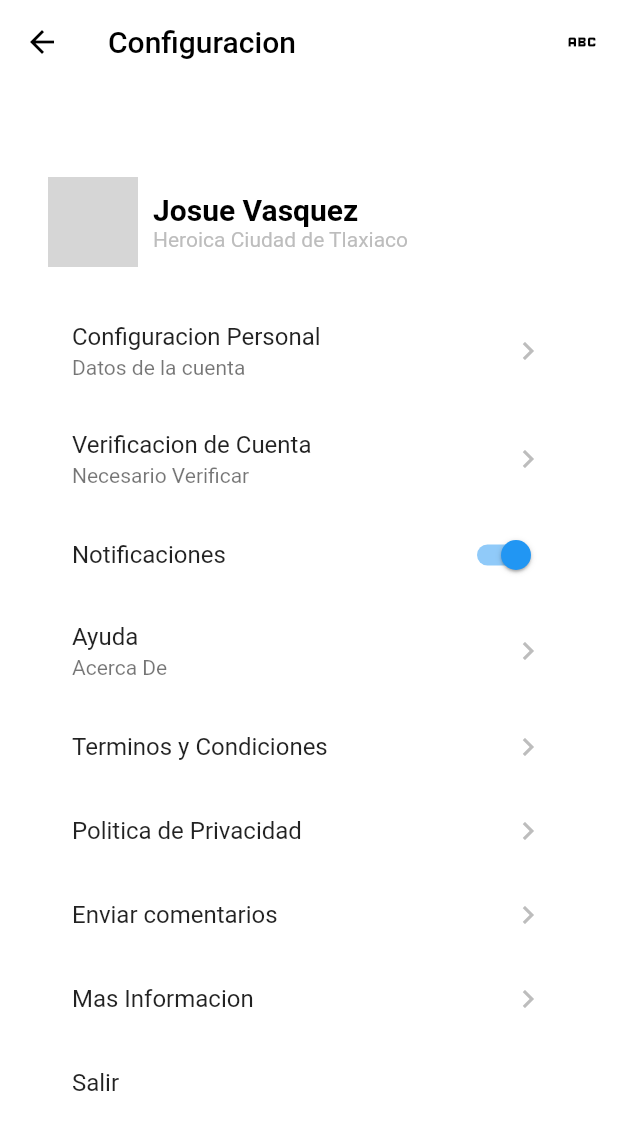
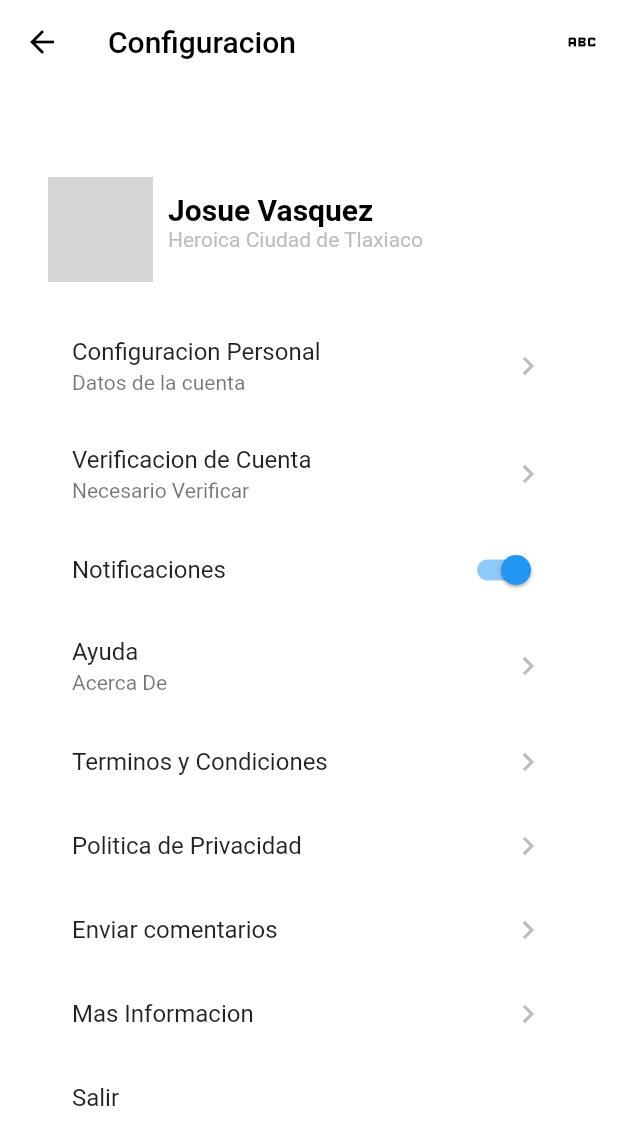
Before and after one commit to ximball/ximball_app, a Flutter app: the SettingPages screen opened directly, on a phone screen of 412 x 824 dp. Shown: the top 1145 px of the screen. Run offline on Flutter 3.47's test engine with Material 2 defaults, Android fonts, the phone set to English and light mode, and no system bars; network calls fail; grey boxes are pictures that could not be loaded.

Commit message:
update icono y pagina configuracion

```diff
--- a/lib/pages/home/settings_page.dart
+++ b/lib/pages/home/settings_page.dart
@@ -1,4 +1,4 @@
-// ignore_for_file: prefer_const_constructors, duplicate_ignore, must_be_immutable
+// ignore_for_file: prefer_const_constructors, duplicate_ignore, must_be_immutable, deprecated_member_use
 
 import 'package:flutter/material.dart';
 
@@ -64,10 +64,10 @@ class _SettingPagesState extends State<SettingPages> {
                 Row(
                   children: <Widget>[
                     Container(
-                      width: 60,
-                      height: 60,
+                      width: 70,
+                      height: 70,
                       decoration: BoxDecoration(
-                        color: Colors.white,
+                        color: Color.fromARGB(255, 63, 63, 63),
                         shape: BoxShape.circle,
                         image: DecorationImage(
                           image: NetworkImage(
@@ -76,12 +76,13 @@ class _SettingPagesState extends State<SettingPages> {
                           fit: BoxFit.cover,
                         ),
                         border: Border.all(
-                          color: Colors.white,
+                          color: Color.fromARGB(255, 2, 2, 2),
                           width: 2.0,
                         ),
                       ),
                     ),
                     const SizedBox(width: 10.0),
+                    SizedBox(height: 20.0),
                     Expanded(
                       child: Column(
                         crossAxisAlignment: CrossAxisAlignment.start,
@@ -101,6 +102,7 @@ class _SettingPagesState extends State<SettingPages> {
                               color: Colors.grey.shade400,
                             ),
                           ),
+                          SizedBox(height: 10.0),
                         ],
                       ),
                     ),
--- a/lib/pages/home/user_page.dart
+++ b/lib/pages/home/user_page.dart
@@ -1,4 +1,4 @@
-// ignore_for_file: prefer_const_constructors, null_check_always_fails, no_leading_underscores_for_local_identifiers, dead_code, sort_child_properties_last, duplicate_ignore, unused_element
+// ignore_for_file: prefer_const_constructors, null_check_always_fails, no_leading_underscores_for_local_identifiers, dead_code, sort_child_properties_last, duplicate_ignore, unused_element, unused_local_variable
 
 import 'package:flutter/material.dart';
 
```
Also changed, not shown: 1 other file.
